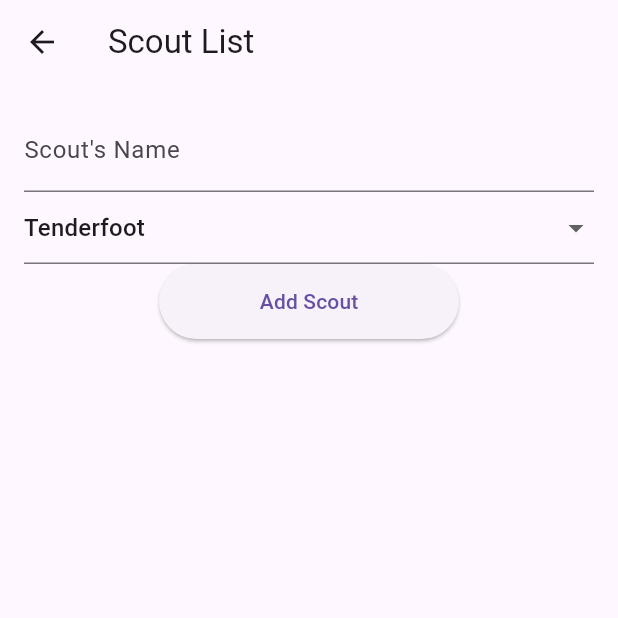
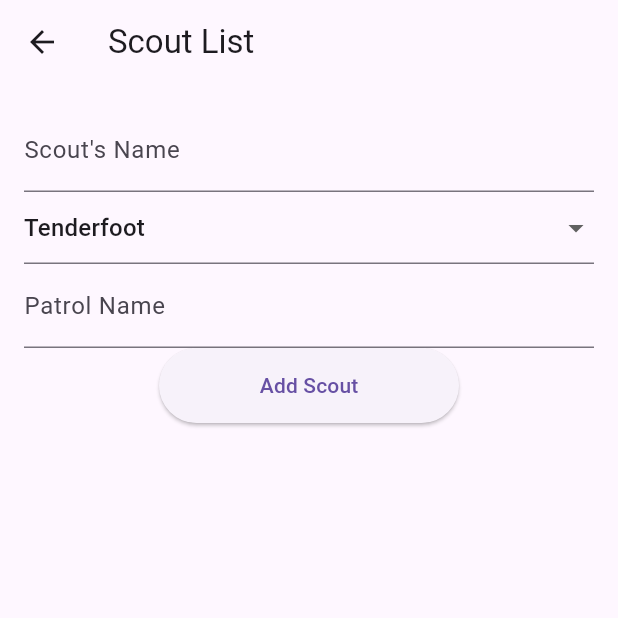
Before and after one commit to Henno1029/scouting_app, a Flutter app: the ScoutListScreen screen opened by its route, on a phone screen of 412 x 824 dp, the top half of it. Run offline on Flutter 3.47's test engine with Material 3 defaults, Android fonts, the phone set to English and light mode, and no system bars.

Commit message:
add patrol name to scout list

```diff
--- a/lib/scoutList_screen.dart
+++ b/lib/scoutList_screen.dart
@@ -7,14 +7,20 @@ class ScoutListScreen extends StatefulWidget {
 
 class _ScoutListScreenState extends State<ScoutListScreen> {
   final TextEditingController _nameController = TextEditingController();
+  final TextEditingController _patrolController = TextEditingController();
   String _selectedRank = 'Tenderfoot';
   List<Map<String, String>> _scouts = [];
 
   void _addScout() {
     if (_nameController.text.trim().isEmpty) return;
     setState(() {
-      _scouts.add({'name': _nameController.text.trim(), 'rank': _selectedRank});
+      _scouts.add({
+        'name': _nameController.text.trim(),
+        'rank': _selectedRank,
+        'patrol': _patrolController.text.trim(),
+      });
       _nameController.clear();
+      _patrolController.clear();
     });
   }
 
@@ -52,6 +58,10 @@ class _ScoutListScreenState extends State<ScoutListScreen> {
                 );
               }).toList(),
             ),
+            TextField(
+              controller: _patrolController,
+              decoration: InputDecoration(labelText: 'Patrol Name'),
+            ),
             ElevatedButton(
               onPressed: _addScout,
               child: Text('Add Scout'),
@@ -66,7 +76,9 @@ class _ScoutListScreenState extends State<ScoutListScreen> {
                 itemBuilder: (context, index) {
                   return ListTile(
                     title: Text(_scouts[index]['name']!),
-                    subtitle: Text(_scouts[index]['rank']!),
+                    subtitle: Text(_scouts[index]['patrol']!.isEmpty
+                        ? _scouts[index]['rank']!
+                        : '${_scouts[index]['rank']} • ${_scouts[index]['patrol']}'),
                   );
                 },
               ),
```
